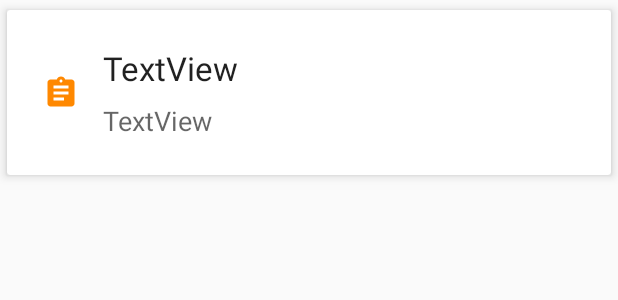
After one commit to StanMandela/GADS2022_Android, an Android app: the layout item_note_list.xml on its own in the app's theme, with its tools: preview values and no code run, on a phone screen of 412 x 824 dp. The commit adds this screen. Shown: the top 300 px of the screen. Run offline under Robolectric (Android 15) with nearby library versions, the phone set to English and light mode, and no system bars.

Commit message:
Created RecylerView and CardView

```diff
--- a/app/src/main/AndroidManifest.xml
+++ b/app/src/main/AndroidManifest.xml
@@ -21,7 +21,7 @@
             </intent-filter>
         </activity>
         <activity
-            android:name=".MainActivity"
+            android:name=".NoteActivity"
             android:label="@string/app_name"
             android:theme="@style/AppTheme.NoActionBar"
             android:exported="true">
--- a/app/src/main/java/com/example/trialapp/Constants.kt
+++ b/app/src/main/java/com/example/trialapp/Constants.kt
@@ -1,4 +1,4 @@
 package com.example.trialapp
 
-const val   EXTRA_NOTE_POSITION ="EXTRA_NOTE_POSITION"
+const val   NOTE_POSITION ="EXTRA_NOTE_POSITION"
 const val   POSITION_IS_NOT_SET = 1
--- a/app/src/main/java/com/example/trialapp/NoteKeeper.kt
+++ b/app/src/main/java/com/example/trialapp/NoteKeeper.kt
@@ -6,4 +6,4 @@ data class CourseInfo(val courseId: String,val title: String) {
     }
 }
 
-data class NoteInfo(var course: CourseInfo, var title: String, var text: String)
+data class NoteInfo(var course: CourseInfo? =null, var title: String?=null, var text: String?=null)
--- /dev/null
+++ b/app/src/main/res/drawable/ic_baseline_clipboard_24.xml
@@ -0,0 +1,5 @@
+<vector android:height="24dp" android:tint="#FFFFFF"
+    android:viewportHeight="24" android:viewportWidth="24"
+    android:width="24dp" xmlns:android="http://schemas.android.com/apk/res/android">
+    <path android:fillColor="@android:color/white" android:pathData="M19,3h-4.18C14.4,1.84 13.3,1 12,1c-1.3,0 -2.4,0.84 -2.82,2L5,3c-1.1,0 -2,0.9 -2,2v14c0,1.1 0.9,2 2,2h14c1.1,0 2,-0.9 2,-2L21,5c0,-1.1 -0.9,-2 -2,-2zM12,3c0.55,0 1,0.45 1,1s-0.45,1 -1,1 -1,-0.45 -1,-1 0.45,-1 1,-1zM14,17L7,17v-2h7v2zM17,13L7,13v-2h10v2zM17,9L7,9L7,7h10v2z"/>
+</vector>
--- a/app/src/main/res/layout/activity_main.xml
+++ b/app/src/main/res/layout/activity_main.xml
@@ -4,7 +4,7 @@
     xmlns:tools="http://schemas.android.com/tools"
     android:layout_width="match_parent"
     android:layout_height="match_parent"
-    tools:context=".MainActivity">
+    tools:context=".NoteActivity">
 
     <com.google.android.material.appbar.AppBarLayout
         android:layout_width="match_parent"
--- /dev/null
+++ b/app/src/main/res/layout/item_note_list.xml
@@ -0,0 +1,60 @@
+<?xml version="1.0" encoding="utf-8"?>
+<FrameLayout xmlns:android="http://schemas.android.com/apk/res/android"
+    xmlns:app="http://schemas.android.com/apk/res-auto"
+    xmlns:tools="http://schemas.android.com/tools"
+    android:layout_width="match_parent"
+    android:layout_height="wrap_content">
+
+    <androidx.cardview.widget.CardView
+        android:layout_width="match_parent"
+        android:layout_height="wrap_content"
+        app:cardCornerRadius="2dp"
+        app:cardElevation="4dp"
+        app:cardUseCompatPadding="true"
+        app:contentPadding="16dp">
+
+        <androidx.constraintlayout.widget.ConstraintLayout
+            android:layout_width="match_parent"
+            android:layout_height="wrap_content">
+
+            <ImageView
+                android:id="@+id/imageView2"
+                android:layout_width="wrap_content"
+                android:layout_height="wrap_content"
+                android:layout_marginStart="8dp"
+                android:layout_marginTop="8dp"
+                android:layout_marginBottom="8dp"
+                app:layout_constraintBottom_toBottomOf="parent"
+                app:layout_constraintStart_toStartOf="parent"
+                app:layout_constraintTop_toTopOf="parent"
+                app:srcCompat="@drawable/ic_baseline_clipboard_24"
+                app:tint="@android:color/holo_orange_dark" />
+
+            <TextView
+                android:id="@+id/textView"
+                android:layout_width="0dp"
+                android:layout_height="wrap_content"
+                android:layout_marginStart="16dp"
+                android:layout_marginTop="8dp"
+                android:foregroundTint="#FFFFFF"
+                android:text="TextView"
+                android:textAppearance="@style/TextAppearance.AppCompat.Large"
+                app:layout_constraintEnd_toEndOf="parent"
+                app:layout_constraintStart_toEndOf="@+id/imageView2"
+                app:layout_constraintTop_toTopOf="parent" />
+
+            <TextView
+                android:id="@+id/textView2"
+                android:layout_width="0dp"
+                android:layout_height="wrap_content"
+                android:layout_marginTop="8dp"
+                android:layout_marginBottom="8dp"
+                android:text="TextView"
+                android:textAppearance="@style/TextAppearance.AppCompat.Medium"
+                app:layout_constraintBottom_toBottomOf="parent"
+                app:layout_constraintEnd_toEndOf="@+id/textView"
+                app:layout_constraintStart_toStartOf="@+id/textView"
+                app:layout_constraintTop_toBottomOf="@+id/textView" />
+        </androidx.constraintlayout.widget.ConstraintLayout>
+    </androidx.cardview.widget.CardView>
+</FrameLayout>
--- a/app/src/main/res/menu/menu_main.xml
+++ b/app/src/main/res/menu/menu_main.xml
@@ -1,7 +1,7 @@
 <menu xmlns:android="http://schemas.android.com/apk/res/android"
     xmlns:app="http://schemas.android.com/apk/res-auto"
     xmlns:tools="http://schemas.android.com/tools"
-    tools:context="com.example.trialapp.MainActivity">
+    tools:context="com.example.trialapp.NoteActivity">
     <item
         android:id="@+id/action_next"
         android:icon="@drawable/ic_forward_white_24"
```
Also changed, not shown: app/src/main/java/com/example/trialapp/NoteActivity.kt (renamed from app/src/main/java/com/example/trialapp/MainActivity.kt, +25 -5 lines), app/src/main/java/com/example/trialapp/NoteListActivity.kt (+9 -13 lines), app/src/main/res/layout/content_note_list.xml (+5 -7 lines).
